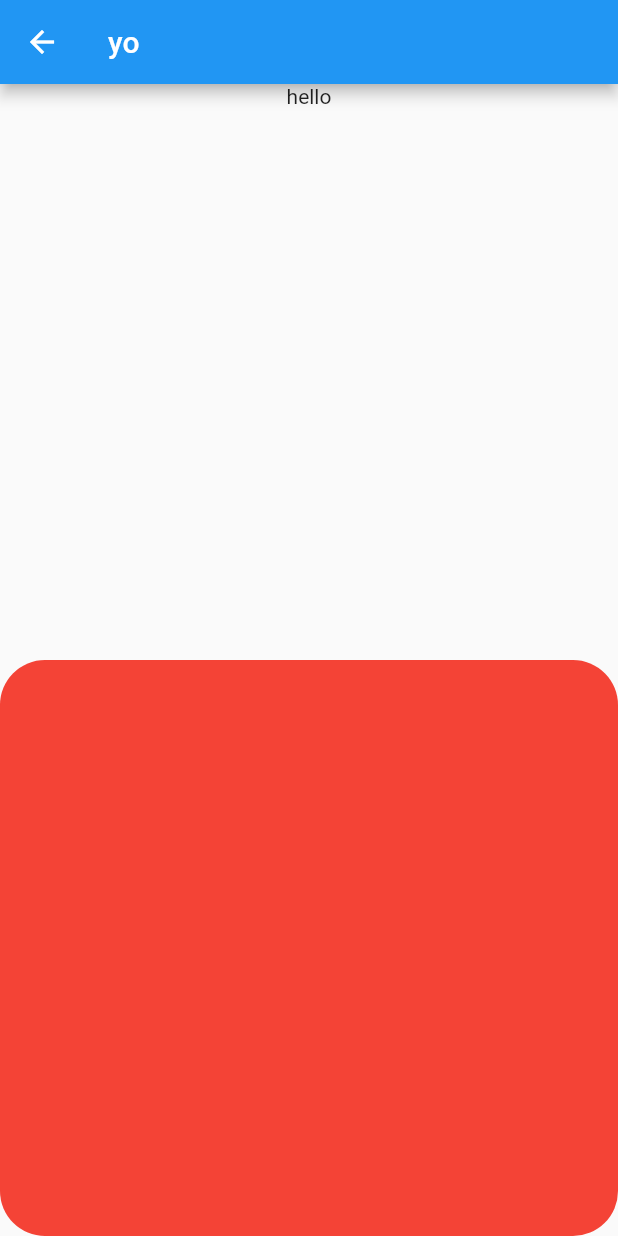
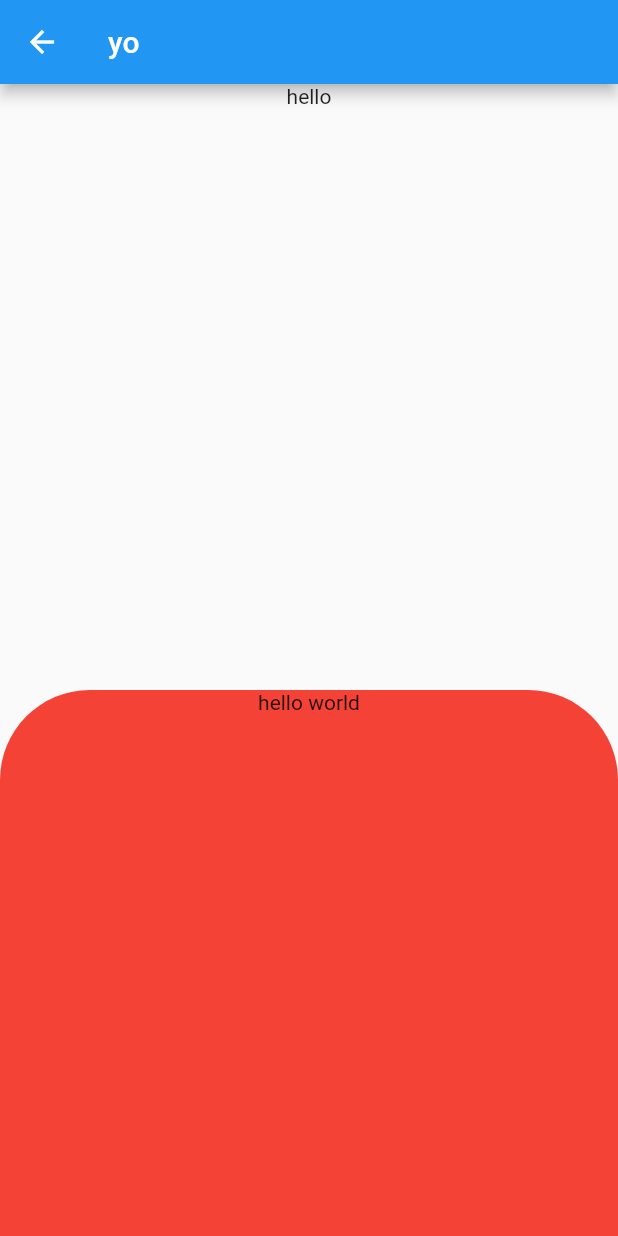
Before and after one commit to Team-CodeSec-UNIHACK/mobile_app, a Flutter app: the HomeScreen screen opened directly, on a phone screen of 412 x 824 dp. Run offline on Flutter 3.47's test engine with Material 2 defaults, Android fonts, the phone set to English and light mode, and no system bars.

Commit message:
dividing screen into 2 top and bottom widget and rounded corners for bottom widget

```diff
--- a/lib/home.dart
+++ b/lib/home.dart
@@ -22,6 +22,9 @@ class _HomeScreenState extends State<HomeScreen> {
           children: <Widget>[
             Expanded(child: TopWidget()),
             // CenterWidget(),
+            SizedBox(
+              height: 40,
+            ),
             Expanded(child: BottomWidget()),
           ],
         ),
@@ -35,11 +38,14 @@ class _HomeScreenState extends State<HomeScreen> {
 
   Widget BottomWidget() {
     return ClipRRect(
-      borderRadius: BorderRadius.circular(30.0),
+      borderRadius: BorderRadius.vertical(top: Radius.circular(60.0)),
       child: Container(
         color: Colors.red,
         width: double.infinity,
         height: double.infinity,
+        child: Column(
+          children: [Text("hello world")],
+        ),
       ),
     );
   }
```
